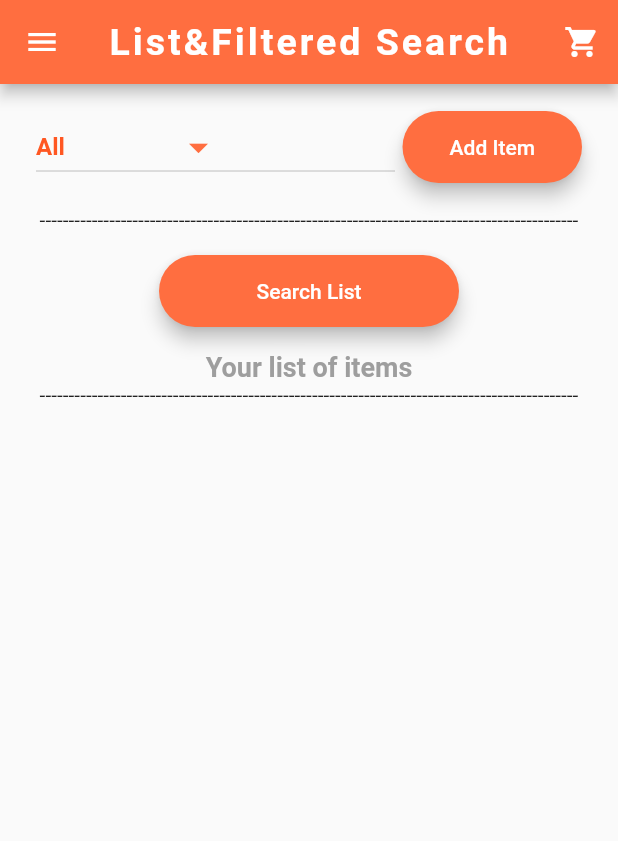
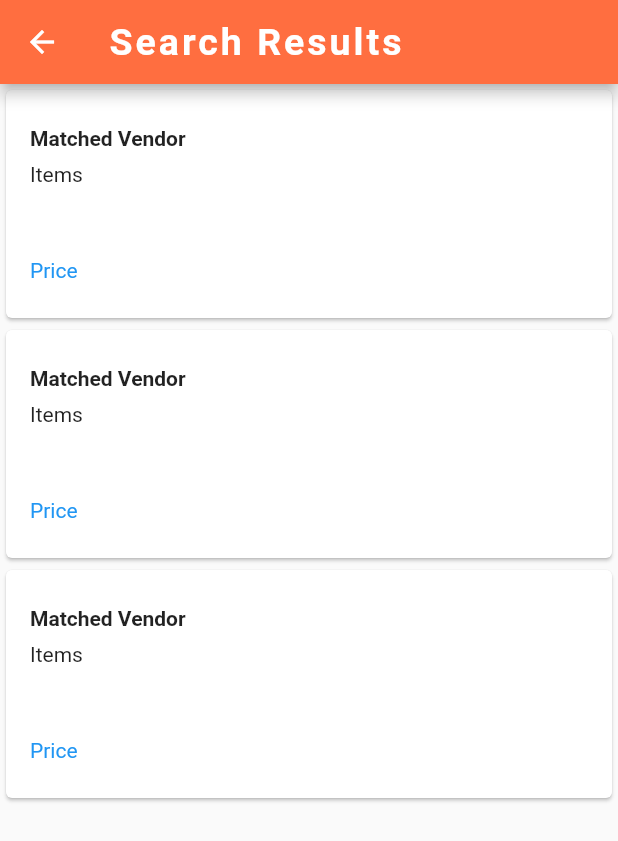
Before and after one commit to Afaqkhan199/Smart_Shopping, a Flutter app: the CustomerHome screen opened by its route, after a tap on "Search List", on a phone screen of 412 x 824 dp. Shown: the top 841 px of the screen. Run offline on Flutter 3.47's test engine with Material 2 defaults, Android fonts, the phone set to English and light mode, and no system bars; our stand-ins replace cloud_firestore, firebase_auth, firebase_core, firebase_database, firebase_storage, image_picker; accounts and stored records are empty.

Commit message:
items list updated

```diff
--- a/lib/Pages/Customer/customer_home.dart
+++ b/lib/Pages/Customer/customer_home.dart
@@ -11,6 +11,8 @@ import 'package:fyp_smart_shopping/Pages/Customer/customer_search_led.dart';
 import 'package:fyp_smart_shopping/Pages/Customer/customer_search_card.dart';
 import 'package:fyp_smart_shopping/Pages/Customer/customer_search_charger.dart';
 import 'package:fyp_smart_shopping/Pages/Customer/order_view.dart';
+import 'package:fyp_smart_shopping/Pages/Customer/search_results.dart';
+import 'package:fyp_smart_shopping/Pages/Customer/cart.dart';
 // var _categories = ['All', 'Cloths', 'Shoes', 'Bags', 'Glasses'];
 
 // Product p1 = Product('Candy', 'T shirt Description', '1500', '15');
@@ -86,6 +88,13 @@ class _CustomerHomeState extends State<CustomerHome> {
                 onTap: () {
                   // Navigator.pop(context);
                   Navigator.pushNamed(context, ChatDetailPage.id);
+                },
+              ),
+              ListTile(
+                title: Text('Cart'),
+                onTap: () {
+                  // Navigator.pop(context);
+                  Navigator.pushNamed(context, cart.id);
                 },
               ),
               ListTile(
@@ -185,7 +194,7 @@ class _CustomerHomeState extends State<CustomerHome> {
               RoundButton(
                 title: 'Search List',
                 onPressed: () {
-                  print("Search List of items");
+                  Navigator.pushNamed(context, SearchResults.id);
                 },
               ),
               Text(
--- /dev/null
+++ b/lib/Pages/Customer/search_results.dart
@@ -0,0 +1,68 @@
+import 'package:flutter/material.dart';
+import 'package:fyp_smart_shopping/components/constants.dart';
+
+class SearchResults extends StatefulWidget {
+  static const String id = 'search_results';
+  @override
+  _searchResultsState createState() => _searchResultsState();
+}
+
+class _searchResultsState extends State<SearchResults> {
+  @override
+  Widget build(BuildContext context) {
+    return Scaffold(
+      appBar: AppBar(
+        backgroundColor: Colors.deepOrangeAccent,
+        title: Text(
+          'Search Results',
+          style: kAppBarTitleTextStyle,
+        ),
+      ),
+      body:  ListView.builder(
+          itemCount: 3,
+          itemBuilder: (context, index){
+            return Container(
+                child: Card(
+                  child: Padding(
+                    padding: const EdgeInsets.all(16.0),
+                    child: Column(
+                      children: <Widget>[
+                        Padding(
+                          padding: const EdgeInsets.only(top: 8.0, bottom: 4.0),
+                          child: Row(children: <Widget>[
+                            Text("Matched Vendor", style: TextStyle(fontWeight: FontWeight.bold)),
+                            Spacer(),
+                          ]),
+                        ),
+                        Padding(
+                          padding: const EdgeInsets.only(top: 4.0, bottom: 40.0),
+                          child: Row(children: <Widget>[
+                            Text(
+                                "Items"),
+                            Spacer(),
+                          ]),
+                        ),
+                        Padding(
+                          padding: const EdgeInsets.only(top: 8.0, bottom: 8.0),
+                          child: Row(
+                            children: <Widget>[
+                              Text("Price",
+                                  style: TextStyle(
+                                    color: Colors.blue,
+                                  )
+                              ),
+                              Spacer(),
+                              //Icon(Icons.beenhere_outlined),
+                            ],
+                          ),
+                        )
+                      ],
+                    ),
+                  ),
+                ),
+            );
+          },
+        ),
+    );
+  }
+}
--- a/lib/main.dart
+++ b/lib/main.dart
@@ -22,6 +22,9 @@ import 'package:fyp_smart_shopping/Pages/Vendor/Products/vendor_add_charger.dart
 import 'package:fyp_smart_shopping/Pages/Vendor/Products/vendor_add_card.dart';
 import 'package:fyp_smart_shopping/Services/flutter_chat.dart';
 import 'package:fyp_smart_shopping/Pages/Customer/order_view.dart';
+import 'package:fyp_smart_shopping/Pages/Customer/search_results.dart';
+import 'package:fyp_smart_shopping/Pages/Customer/cart.dart';
+import 'package:fyp_smart_shopping/Pages/Vendor/notification_page.dart';
 
 import 'package:fyp_smart_shopping/Services/auth.dart';
 
@@ -58,6 +61,9 @@ class SmartShopping extends StatelessWidget {
         CustomerSearchCharger.id: (context) => CustomerSearchCharger(),
         CustomerSearchCard.id: (context) => CustomerSearchCard(),
         OrderView.id: (context) => OrderView(),
+        SearchResults.id: (context) => SearchResults(),
+        cart.id: (context) => cart(),
+        notification.id: (context) => notification(),
       },
     );
   }
```
Also changed, not shown: lib/Pages/Customer/cart.dart (added, +24 -0 lines), lib/Pages/Vendor/notification_page.dart (added, +56 -0 lines), lib/Pages/Vendor/vendor_home.dart (+8 -0 lines).
